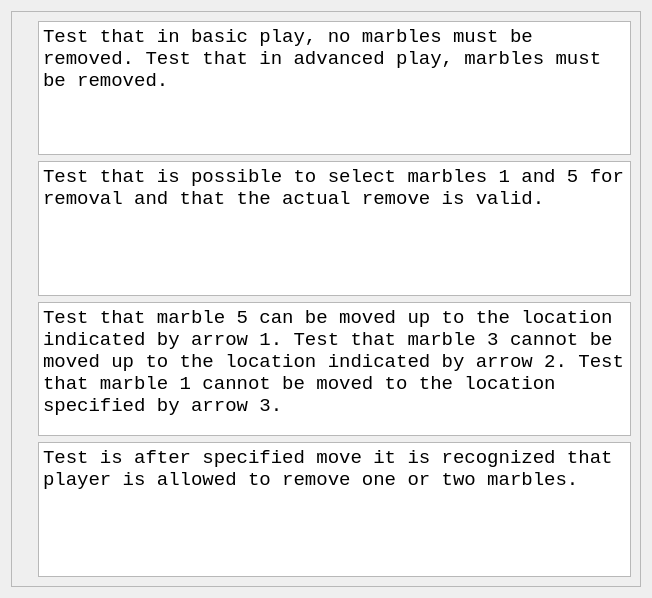
This is qttestpylosgametestsdialog.ui in richelbilderbeek/TestPylos as Qt 5 draws it before an edit. The edited form follows.
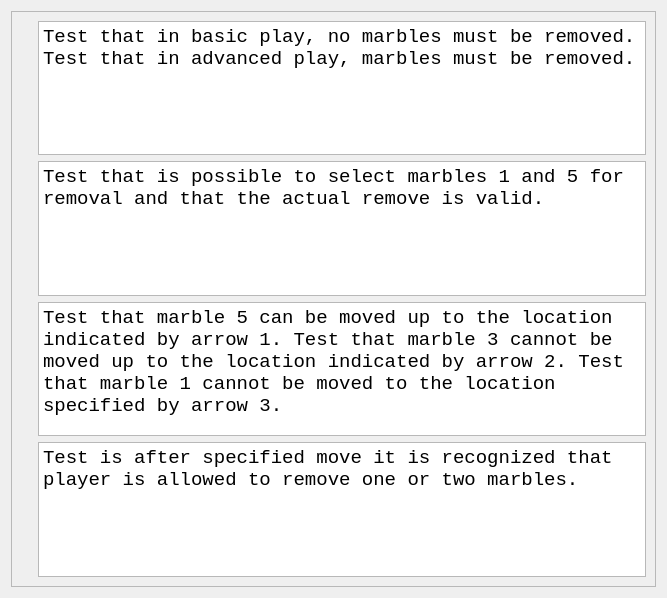
This is the edited form. Icons and pictures are not drawn.

What changed in the file:
```diff
--- a/qttestpylosgametestsdialog.ui
+++ b/qttestpylosgametestsdialog.ui
@@ -6,7 +6,7 @@
    <rect>
     <x>0</x>
     <y>0</y>
-    <width>652</width>
+    <width>667</width>
     <height>598</height>
    </rect>
   </property>
@@ -34,7 +34,7 @@
        <rect>
         <x>0</x>
         <y>0</y>
-        <width>619</width>
+        <width>630</width>
         <height>1063</height>
        </rect>
       </property>
```
Left out of the diff: 12 changed lines with no effect on the pictures.
